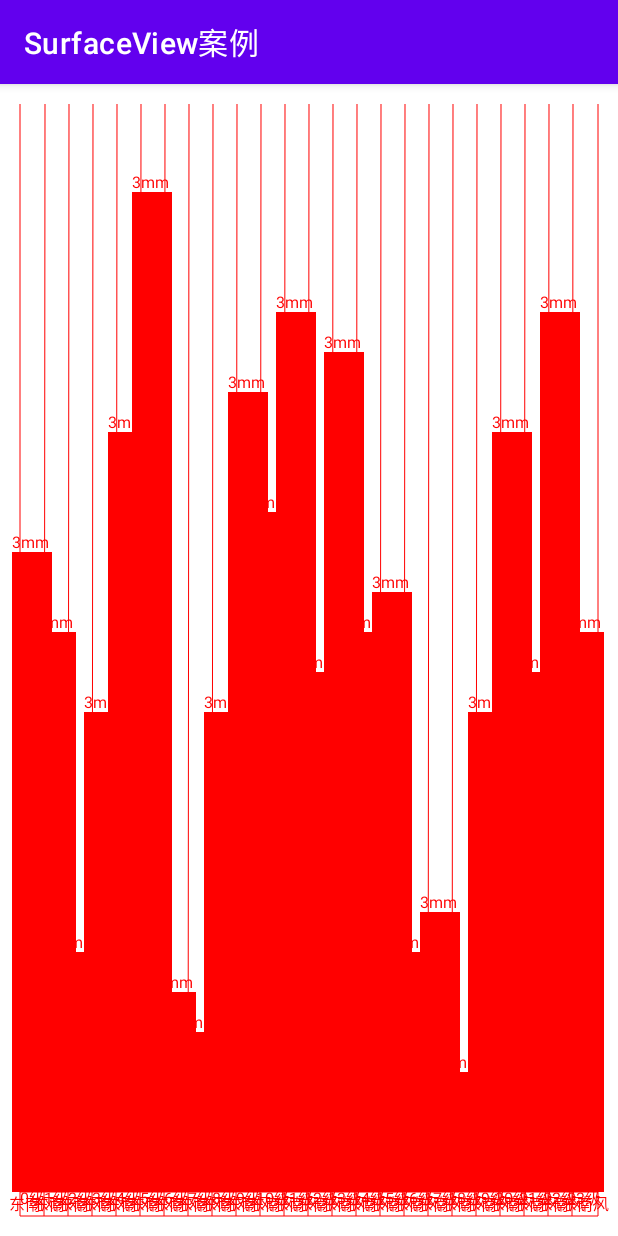
After one commit to yhsh/SurfaceViewModel, an Android app: the WeatherActivity screen opened directly, with no data from a screen before it, on a phone screen of 412 x 824 dp. The commit adds this screen. Run offline under Robolectric (Android 15) with nearby library versions, the light colour scheme and no system bars.

Commit message:
add:添加自定义View天气页面

```diff
--- a/app/src/main/AndroidManifest.xml
+++ b/app/src/main/AndroidManifest.xml
@@ -12,6 +12,7 @@
         android:roundIcon="@mipmap/ic_launcher_round"
         android:supportsRtl="true"
         android:theme="@style/Theme.DemoTest">
+        <activity android:name=".WeatherActivity"></activity>
         <activity android:name=".ColumnarActivity" />
         <activity android:name=".AnimationSurfaceActivity" />
         <activity android:name=".SurfaceViewDynDrawActivity" />
--- a/app/src/main/java/cn/yhsh/surfaceviewmodel/MainActivity.kt
+++ b/app/src/main/java/cn/yhsh/surfaceviewmodel/MainActivity.kt
@@ -30,4 +30,8 @@ class MainActivity : AppCompatActivity() {
     fun musicPage(view: View) {
         startActivity(Intent(this, ColumnarActivity::class.java))
     }
+
+    fun weatherPage(view: View) {
+        startActivity(Intent(this, WeatherActivity::class.java))
+    }
 }
--- /dev/null
+++ b/app/src/main/java/cn/yhsh/surfaceviewmodel/WeatherActivity.kt
@@ -0,0 +1,11 @@
+package cn.yhsh.surfaceviewmodel
+
+import androidx.appcompat.app.AppCompatActivity
+import android.os.Bundle
+
+class WeatherActivity : AppCompatActivity() {
+    override fun onCreate(savedInstanceState: Bundle?) {
+        super.onCreate(savedInstanceState)
+        setContentView(R.layout.activity_weather)
+    }
+}
--- /dev/null
+++ b/app/src/main/java/cn/yhsh/surfaceviewmodel/WeatherView.java
@@ -0,0 +1,147 @@
+package cn.yhsh.surfaceviewmodel;
+
+import android.content.Context;
+import android.graphics.Canvas;
+import android.graphics.Color;
+import android.graphics.Paint;
+import android.graphics.Rect;
+import android.graphics.RectF;
+import android.util.AttributeSet;
+import android.util.Log;
+import android.view.View;
+
+import androidx.annotation.Nullable;
+
+import java.util.Random;
+
+/**
+ * @author Zheng Cong
+ * @date 2022/7/16 15:10
+ */
+public class WeatherView extends View {
+    private int viewWidthSize = 200;
+    private int viewHeightSize = 100;
+    private int countMargin = 20;
+    private int rectWidth = 40;
+    private Paint mPaint;
+    private int measuredHeight;
+    private int measuredWidth;
+    private float[] points = new float[]{};
+    private Rect textRect;
+    private RectF weatherRectF;
+    private Random random;
+
+    public WeatherView(Context context) {
+        this(context, null);
+    }
+
+    public WeatherView(Context context, @Nullable AttributeSet attrs) {
+        this(context, attrs, 0);
+    }
+
+    public WeatherView(Context context, @Nullable AttributeSet attrs, int defStyleAttr) {
+        super(context, attrs, defStyleAttr);
+        initView();
+    }
+
+    private void initView() {
+        mPaint = new Paint();
+        mPaint.setStyle(Paint.Style.FILL);
+        mPaint.setColor(Color.RED);
+        mPaint.setTextSize(16);
+        textRect = new Rect();
+        weatherRectF = new RectF();
+        random = new Random();
+    }
+
+    @Override
+    protected void onDraw(Canvas canvas) {
+        super.onDraw(canvas);
+        int countWidth = (measuredWidth - countMargin * 2) / 24;
+        Log.d("打印正方形大小", countWidth + "=");
+        canvas.drawLine(countMargin, measuredHeight - countMargin, measuredWidth - countMargin, measuredHeight - countMargin, mPaint);
+        canvas.drawLine(countMargin, measuredHeight - countMargin, countMargin, countMargin, mPaint);
+        canvas.drawLine(measuredWidth - countMargin, measuredHeight - countMargin, measuredWidth - countMargin, countMargin, mPaint);
+        canvas.drawLine(countMargin, measuredHeight - countMargin - countWidth, measuredWidth - countMargin, measuredHeight - countMargin - countWidth, mPaint);
+        mPaint.getTextBounds("东南风", 0, "东南风".length(), textRect);
+        int bottomWidth = textRect.width();
+        int bottomHeight = textRect.height();
+        for (int i = 0; i < 24; i++) {
+            mPaint.getTextBounds(i + "级", 0, (i + "级").length(), textRect);
+            int w = textRect.width();
+            int h = textRect.height();
+            //让文字左右居中显示的算法,画东西南北风和风级
+            canvas.drawText(i + "级", countMargin + countWidth * i + (countWidth - w) / 2f, measuredHeight - countMargin - countWidth / 2f, mPaint);
+            canvas.drawText("东南风", countMargin + countWidth * i + (countWidth - bottomWidth) / 2f, measuredHeight - countMargin - countWidth / 4f, mPaint);
+
+            //画矩形
+            if (i == 0) {
+                weatherRectF.left = countMargin + (countWidth - rectWidth) * (i + 1) / 2f;
+            } else {
+                weatherRectF.left = weatherRectF.left + rectWidth + (countWidth - rectWidth);
+            }
+            Log.d("打印左边距", weatherRectF.left + "");
+            weatherRectF.right = weatherRectF.left + rectWidth;
+            int heightCount = (measuredHeight - countMargin) / rectWidth;
+            Log.d("打印矩形高度分多少个", heightCount + "");
+            int nextInt = random.nextInt(heightCount - 1);
+            while (true) {
+                if (nextInt <= 1) {
+                    nextInt = random.nextInt(heightCount - 1);
+                }
+                break;
+            }
+            weatherRectF.top = measuredHeight - countMargin - countWidth - rectWidth * nextInt;
+            weatherRectF.bottom = measuredHeight - countMargin - countWidth;
+            canvas.drawRect(weatherRectF, mPaint);
+
+            //矩形上面画雨水量
+            canvas.drawText("3mm", weatherRectF.left, measuredHeight - countMargin - countWidth - rectWidth * nextInt - 4, mPaint);
+            if (i == 0) {
+                continue;
+            }
+            canvas.drawLine(countMargin + countWidth * i, measuredHeight - countMargin, countMargin + countWidth * i + 1, countMargin, mPaint);
+        }
+    }
+
+    @Override
+    protected void onMeasure(int widthMeasureSpec, int heightMeasureSpec) {
+        super.onMeasure(widthMeasureSpec, heightMeasureSpec);
+        //获取宽度的测量模式和大小
+        int widthMode = MeasureSpec.getMode(widthMeasureSpec);
+        int widthSize = MeasureSpec.getSize(widthMeasureSpec);
+
+        //获取高度的测量模式和大小
+        int heightMode = MeasureSpec.getMode(heightMeasureSpec);
+        int heightSize = MeasureSpec.getSize(heightMeasureSpec);
+
+        int viewMeasureWidth = measureViewSize(widthMode, widthSize);
+        int viewMeasureHeight = measureViewSize(heightMode, heightSize);
+        Log.d("打印测量之前的宽高", widthSize + "=" + heightSize);
+        setMeasuredDimension(viewMeasureWidth, viewMeasureHeight);
+    }
+
+    private int measureViewSize(int widthMode, int widthSize) {
+        //判断宽高的测量模式
+        if (widthMode == MeasureSpec.AT_MOST) {
+            //未设置大小，例如：wrap_content
+            return viewWidthSize;
+        } else if (widthMode == MeasureSpec.EXACTLY) {
+            //设置了大小，例如：20dp
+            return widthSize;
+        } else {
+            //可以无限大小
+            return widthSize;
+        }
+    }
+
+
+    @Override
+    protected void onSizeChanged(int w, int h, int oldw, int oldh) {
+        super.onSizeChanged(w, h, oldw, oldh);
+        //获取控件的宽高
+        measuredHeight = getMeasuredHeight();
+        measuredWidth = getMeasuredWidth();
+        Log.d("打印控件宽高", measuredHeight + "=" + measuredWidth);
+    }
+}
--- a/app/src/main/res/layout/activity_home.xml
+++ b/app/src/main/res/layout/activity_home.xml
@@ -33,4 +33,10 @@
         android:layout_height="wrap_content"
         android:onClick="musicPage"
         android:text="获取音乐音波" />
+
+    <Button
+        android:layout_width="match_parent"
+        android:layout_height="wrap_content"
+        android:onClick="weatherPage"
+        android:text="天气页面" />
 </LinearLayout>
--- /dev/null
+++ b/app/src/main/res/layout/activity_weather.xml
@@ -0,0 +1,11 @@
+<?xml version="1.0" encoding="utf-8"?>
+<androidx.constraintlayout.widget.ConstraintLayout xmlns:android="http://schemas.android.com/apk/res/android"
+    xmlns:tools="http://schemas.android.com/tools"
+    android:layout_width="match_parent"
+    android:layout_height="match_parent"
+    tools:context=".WeatherActivity">
+
+    <cn.yhsh.surfaceviewmodel.WeatherView
+        android:layout_width="match_parent"
+        android:layout_height="match_parent" />
+</androidx.constraintlayout.widget.ConstraintLayout>
```
Also changed, not shown: 1 other file.
